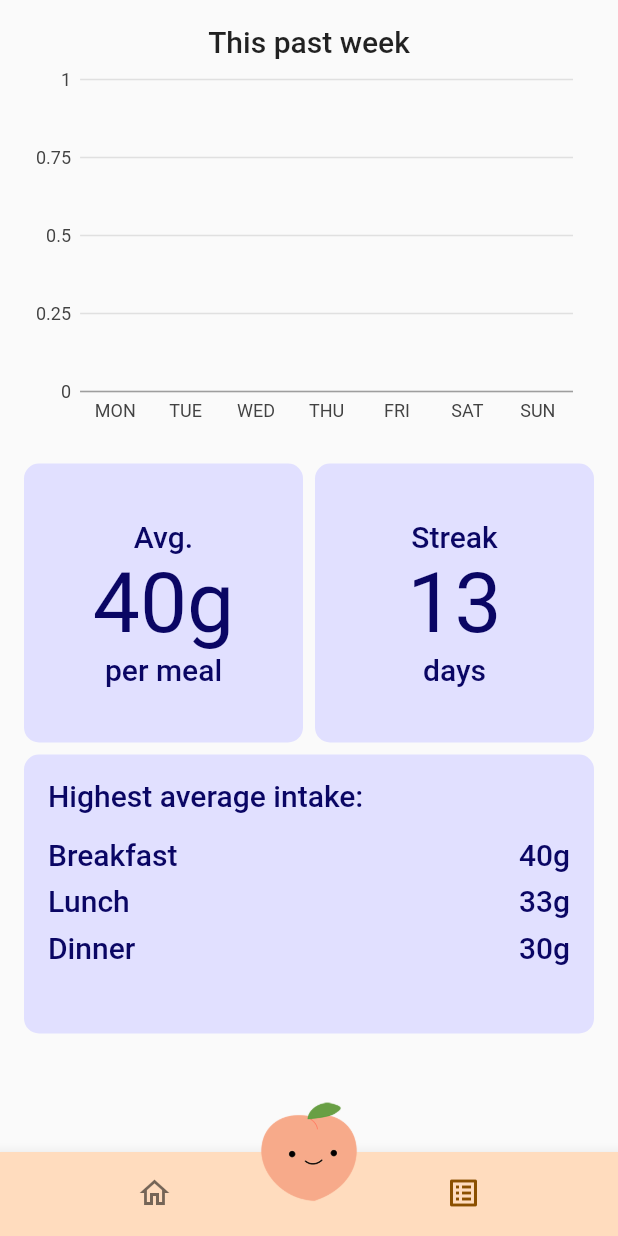
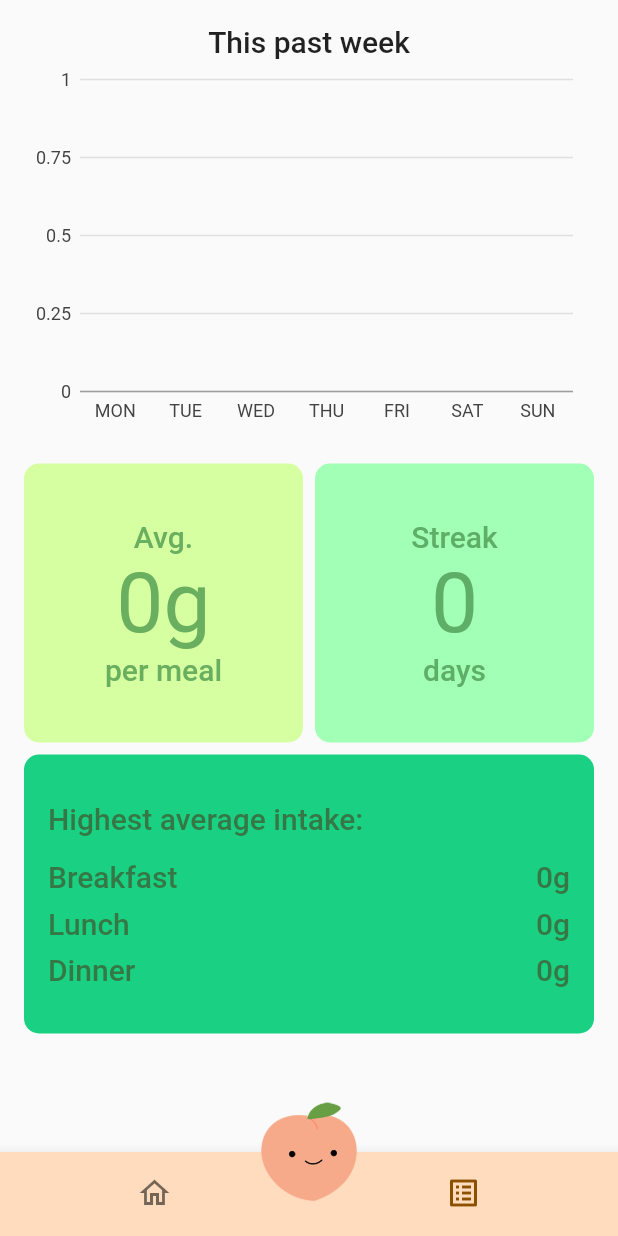
Before and after one commit to zachsao/ProteinTracker, a Flutter app: the screen it shows once a user with an empty profile is signed in, item 2 of the bottom bar chosen, on a phone screen of 412 x 824 dp. Run offline on Flutter 3.47's test engine with Material 2 defaults, Android fonts, the phone set to English and light mode, and no system bars; our stand-ins replace charts_flutter, cloud_firestore, firebase_auth, firebase_core, google_sign_in, gradient_widgets and 1 more; accounts and stored records are empty.

Commit message:
weekly: add stats

```diff
--- /dev/null
+++ b/lib/models/weekly_stats.dart
@@ -0,0 +1,17 @@
+import 'meal.dart';
+import 'package:collection/collection.dart';
+
+class WeeklyStats {
+  int globalAvg = 0;
+  int streak = 0;
+  Map<MealType, int> avgPerMeal =
+      MealType.values.asMap().map((key, value) => MapEntry(value, 0));
+
+  WeeklyStats(List<Food> foods) {
+    if (foods.isNotEmpty) {
+      globalAvg = foods.map((e) => e.amount).toList().average.round();
+      avgPerMeal = groupBy(foods, (Food e) => e.type).map((key, value) =>
+          MapEntry(key, value.map((e) => e.amount).average.round()));
+    }
+  }
+}
--- a/lib/weekly/intake_tile.dart
+++ b/lib/weekly/intake_tile.dart
@@ -22,9 +22,9 @@ class IntakeTile extends StatelessWidget {
       decoration: BoxDecoration(
           color: backgroundColor, borderRadius: BorderRadius.circular(10)),
       child: Padding(
-        padding: const EdgeInsets.all(16),
+        padding: const EdgeInsets.symmetric(horizontal: 16),
         child: Column(
-          mainAxisAlignment: MainAxisAlignment.start,
+          mainAxisAlignment: MainAxisAlignment.center,
           crossAxisAlignment: CrossAxisAlignment.start,
           children: [
             Text("Highest average intake:",
@@ -33,62 +33,48 @@ class IntakeTile extends StatelessWidget {
                     .titleLarge!
                     .copyWith(color: textColor)),
             const SizedBox(height: 16),
-            Row(
+            MealRow(title: "Breakfast", textColor: textColor, avg: breakfastAvg),
+            const SizedBox(height: 8),
+            MealRow(title: "Lunch", textColor: textColor, avg: lunchAvg),
+            const SizedBox(height: 8),
+            MealRow(title: "Dinner", textColor: textColor, avg: dinnerAvg),
+          ],
+        ),
+      ),
+    );
+  }
+}
+
+class MealRow extends StatelessWidget {
+  const MealRow({
+    Key? key,
+    required this.title,
+    required this.textColor,
+    required this.avg,
+  }) : super(key: key);
+
+  final String title;
+  final Color textColor;
+  final String avg;
+
+  @override
+  Widget build(BuildContext context) {
+    return Row(
       mainAxisAlignment: MainAxisAlignment.spaceBetween,
       children: [
-                Text("Breakfast",
+        Text(title,
             style: Theme.of(context)
                 .textTheme
                 .titleLarge!
                 .copyWith(color: textColor)),
         Text(
-                  breakfastAvg,
+          avg,
           style: Theme.of(context)
               .textTheme
               .titleLarge!
               .copyWith(color: textColor),
         ),
       ],
-            ),
-            const SizedBox(height: 8),
-            Row(
-              mainAxisAlignment: MainAxisAlignment.spaceBetween,
-              children: [
-                Text("Lunch",
-                    style: Theme.of(context)
-                        .textTheme
-                        .titleLarge!
-                        .copyWith(color: textColor)),
-                Text(
-                  lunchAvg,
-                  style: Theme.of(context)
-                      .textTheme
-                      .titleLarge!
-                      .copyWith(color: textColor),
-                ),
-              ],
-            ),
-            const SizedBox(height: 8),
-            Row(
-              mainAxisAlignment: MainAxisAlignment.spaceBetween,
-              children: [
-                Text("Dinner",
-                    style: Theme.of(context)
-                        .textTheme
-                        .titleLarge!
-                        .copyWith(color: textColor)),
-                Text(
-                  dinnerAvg,
-                  style: Theme.of(context)
-                      .textTheme
-                      .titleLarge!
-                      .copyWith(color: textColor),
-                ),
-              ],
-            ),
-          ],
-        ),
-      ),
     );
   }
 }
--- a/lib/weekly/weekly_page.dart
+++ b/lib/weekly/weekly_page.dart
@@ -1,10 +1,12 @@
 import 'package:cloud_firestore/cloud_firestore.dart';
 import 'package:flutter/material.dart';
 import 'package:protein_tracker/firestore.dart';
+import 'package:protein_tracker/models/weekly_stats.dart';
 import 'package:protein_tracker/weekly/intake_tile.dart';
 import 'package:protein_tracker/weekly/tile.dart';
 import 'package:protein_tracker/weekly/weekly_chart.dart';
 import '../models/meal.dart';
+import 'package:collection/collection.dart';
 import 'package:flutter_staggered_grid_view/flutter_staggered_grid_view.dart';
 
 class WeeklyPage extends StatefulWidget {
@@ -32,6 +34,7 @@ class WeeklyState extends State<WeeklyPage> {
         }
 
         var foods = snapshot.data!.docs.map((e) => e.data()).toList();
+        WeeklyStats stats = WeeklyStats(foods);
 
         return Column(
           children: [
@@ -52,37 +55,31 @@ class WeeklyState extends State<WeeklyPage> {
                   crossAxisCellCount: 1,
                   mainAxisCellCount: 1,
                   child: Tile(
-                      backgroundColor:
-                          Theme.of(context).colorScheme.primaryContainer,
-                      textColor:
-                          Theme.of(context).colorScheme.onPrimaryContainer,
+                      backgroundColor: Color(0xFFD6FFA1),
+                      textColor: Color(0xFF6AAE5F),
                       topText: "Avg.",
-                      midText: "40g",
+                      midText: "${stats.globalAvg}g",
                       bottomText: "per meal"),
                 ),
                 StaggeredGridTile.count(
                   crossAxisCellCount: 1,
                   mainAxisCellCount: 1,
                   child: Tile(
-                      backgroundColor:
-                          Theme.of(context).colorScheme.primaryContainer,
-                      textColor:
-                          Theme.of(context).colorScheme.onPrimaryContainer,
+                      backgroundColor: Color(0xFFA1FFB6),
+                      textColor: Color(0xFF5FAE67),
                       topText: "Streak",
-                      midText: "13",
+                      midText: "0",
                       bottomText: "days"),
                 ),
                 StaggeredGridTile.count(
                   crossAxisCellCount: 2,
                   mainAxisCellCount: 1,
                   child: IntakeTile(
-                      backgroundColor:
-                          Theme.of(context).colorScheme.primaryContainer,
-                      textColor:
-                          Theme.of(context).colorScheme.onPrimaryContainer,
-                      breakfastAvg: "40g",
-                      lunchAvg: "33g",
-                      dinnerAvg: "30g"),
+                      backgroundColor: Color(0xFF19D083),
+                      textColor: Color(0xFF367845),
+                      breakfastAvg: "${stats.avgPerMeal[MealType.breakfast] ?? 0}g",
+                      lunchAvg: "${stats.avgPerMeal[MealType.lunch] ?? 0}g",
+                      dinnerAvg: "${stats.avgPerMeal[MealType.dinner] ?? 0}g"),
                 ),
               ],
             )
```
Also changed, not shown: 3 other files. Lines whose indentation alone changed are shown as unchanged.
